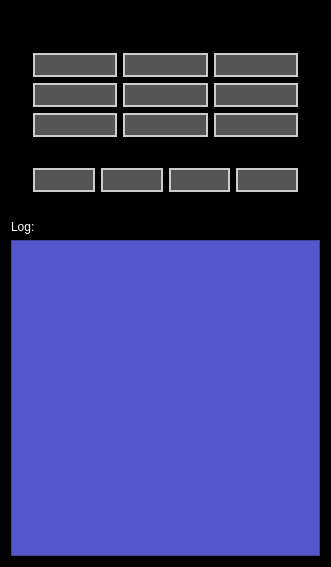
Before: the Qt Designer form mainwindow.ui in Ahrak/XBMC-Remote, drawn with Qt 5.
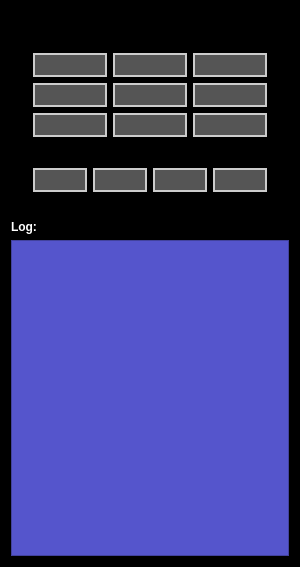
After: the same form once the commit is applied. Icons and pictures are not drawn.

The edit to the form file:
```diff
--- a/mainwindow.ui
+++ b/mainwindow.ui
@@ -6,10 +6,16 @@
    <rect>
     <x>0</x>
     <y>0</y>
-    <width>331</width>
+    <width>300</width>
     <height>567</height>
    </rect>
   </property>
+  <property name="maximumSize">
+   <size>
+    <width>300</width>
+    <height>800</height>
+   </size>
+  </property>
   <property name="windowTitle">
    <string>Qt-XBMC-Remote</string>
   </property>
@@ -45,7 +51,7 @@
 QLabel
 {
 	color: #fff;
-	font-weigt: bold;
+	font-weight: bold;
 }</string>
   </property>
   <widget class="QWidget" name="centralWidget">
```
